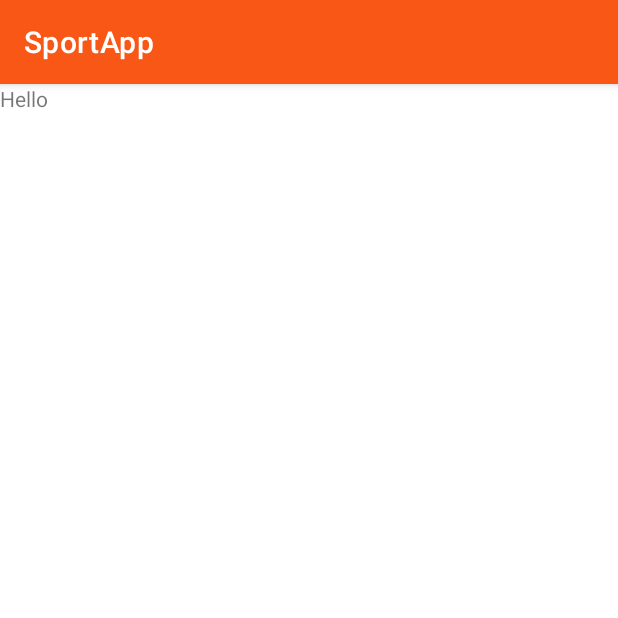
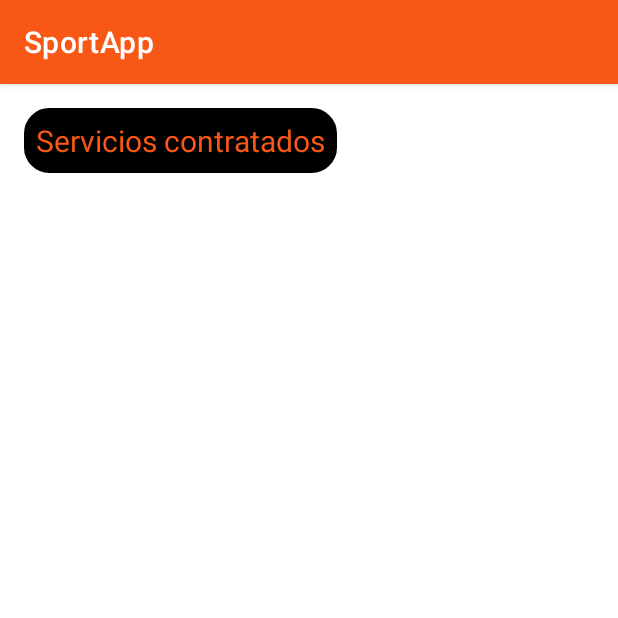
Before and after one commit to MISO-Project-II/miso-app, an Android app: the fragment UserServicesFragment shown on its own in the app's theme, on a phone screen of 412 x 824 dp, the top half of it. Run offline under Robolectric (Android 15) with nearby library versions, the phone set to English and light mode, and no system bars.

Commit message:
Paso de variables y creacion de pestaña services

```diff
--- a/app/src/main/java/com/example/sportapp/Constants.kt
+++ b/app/src/main/java/com/example/sportapp/Constants.kt
@@ -1,5 +1,3 @@
 object Constant {
-    const val BASE_URL = "https://34.160.66.162.nip.io/miso-user-api/"
-    const val Key = "apikey"
-    const val valueKey = "pfHfQuIZc4I8a5Rzf8D7S7Irw6FGMOdyJ9v3fH0b9xAGg4Ed"
+    const val BASE_URL = "https://cem2a935b5.execute-api.us-east-1.amazonaws.com/api/v1/"
 }
--- a/app/src/main/java/com/example/sportapp/api/UserApi.kt
+++ b/app/src/main/java/com/example/sportapp/api/UserApi.kt
@@ -4,11 +4,13 @@ import com.example.sportapp.requests.LoginRequest
 import com.example.sportapp.responses.LoginResponse
 import retrofit2.Response
 import retrofit2.http.Body
+import retrofit2.http.Headers
 import retrofit2.http.POST
 
 interface UserApi {
 
-    @POST("login?apikey=pfHfQuIZc4I8a5Rzf8D7S7Irw6FGMOdyJ9v3fH0b9xAGg4Ed")
+    @Headers("x-api-key: EqYv56oSln9rs1Kirj8Fc7hzy6wWE6tY3NwtbE1M")
+    @POST("users/login")
     suspend fun loginUser(@Body loginRequest: LoginRequest): Response<LoginResponse>
 
     companion object {
--- a/app/src/main/java/com/example/sportapp/ui/services/ServicesViewModel.kt
+++ b/app/src/main/java/com/example/sportapp/ui/services/ServicesViewModel.kt
@@ -2,6 +2,6 @@ package com.example.sportapp.ui.services
 
 import androidx.lifecycle.ViewModel
 
-class ViewModel : ViewModel() {
+class ServicesViewModel : ViewModel() {
     // TODO: Implement the ViewModel
 }
--- a/app/src/main/res/layout/fragment_user_services.xml
+++ b/app/src/main/res/layout/fragment_user_services.xml
@@ -1,13 +1,23 @@
 <?xml version="1.0" encoding="utf-8"?>
-<FrameLayout xmlns:android="http://schemas.android.com/apk/res/android"
-    xmlns:tools="http://schemas.android.com/tools"
+<ScrollView
+    xmlns:android="http://schemas.android.com/apk/res/android"
+    android:id="@+id/userServices"
     android:layout_width="match_parent"
     android:layout_height="match_parent"
-    tools:context=".ui.userServices.UserServicesFragment">
-
-    <TextView
+    android:scrollbars="vertical">
+    <LinearLayout
         android:layout_width="match_parent"
-        android:layout_height="match_parent"
-        android:text="Hello" />
-
-</FrameLayout>
+        android:orientation="vertical"
+        android:layout_height="wrap_content">
+        <TextView
+            android:id="@+id/TitleGeo"
+            android:layout_width="wrap_content"
+            android:layout_height="wrap_content"
+            android:text="Servicios contratados"
+            android:textColor="@color/orange"
+            android:textSize="20sp"
+            android:layout_margin="16dp"
+            android:padding="8dp"
+            android:background="@drawable/title_rounded"/>
+    </LinearLayout>
+</ScrollView>
--- a/app/src/main/res/values/strings.xml
+++ b/app/src/main/res/values/strings.xml
@@ -19,4 +19,9 @@
     <string name="contrase_label">Contraseña</string>
     <string name="login_label">Continuar</string>
     <string name="plincipal_data_title">Datos Principales</string>
+    <string name="menu_services">Servicios</string>
+    <!-- TODO: Remove or change this placeholder text -->
+    <string name="hello_blank_fragment">Hello blank fragment</string>
+    <string name="servicios_label">Servicios</string>
+    <string name="servicios_contratados_label">Servicios contratados</string>
 </resources>
```
Also changed, not shown: app/src/main/java/com/example/sportapp/Home.kt (+14 -5 lines), app/src/main/java/com/example/sportapp/MainActivity.kt (+7 -4 lines), app/src/main/java/com/example/sportapp/ui/services/ServiceFragment.kt (+24 -13 lines), app/src/main/res/layout/fragment_available_services.xml (+19 -9 lines), app/src/main/res/layout/fragment_service.xml (+27 -7 lines), app/src/main/res/menu/activity_main_drawer.xml (+5 -5 lines), app/src/main/res/menu/bottom_nav_services.xml (+4 -4 lines), app/src/main/res/navigation/mobile_navigation.xml (+7 -7 lines), 1 other file.
